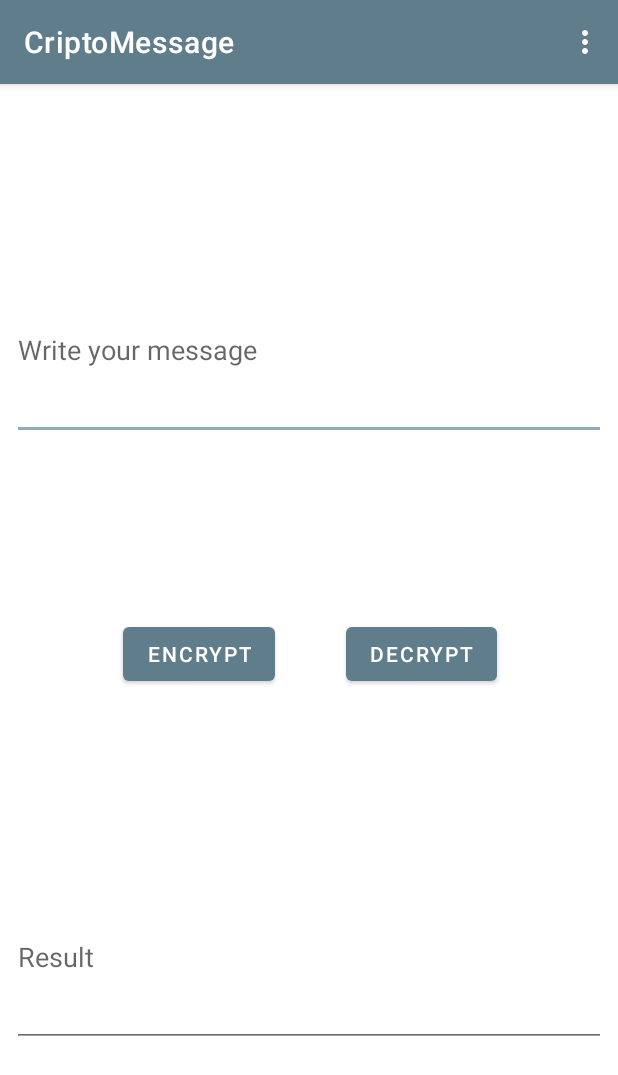
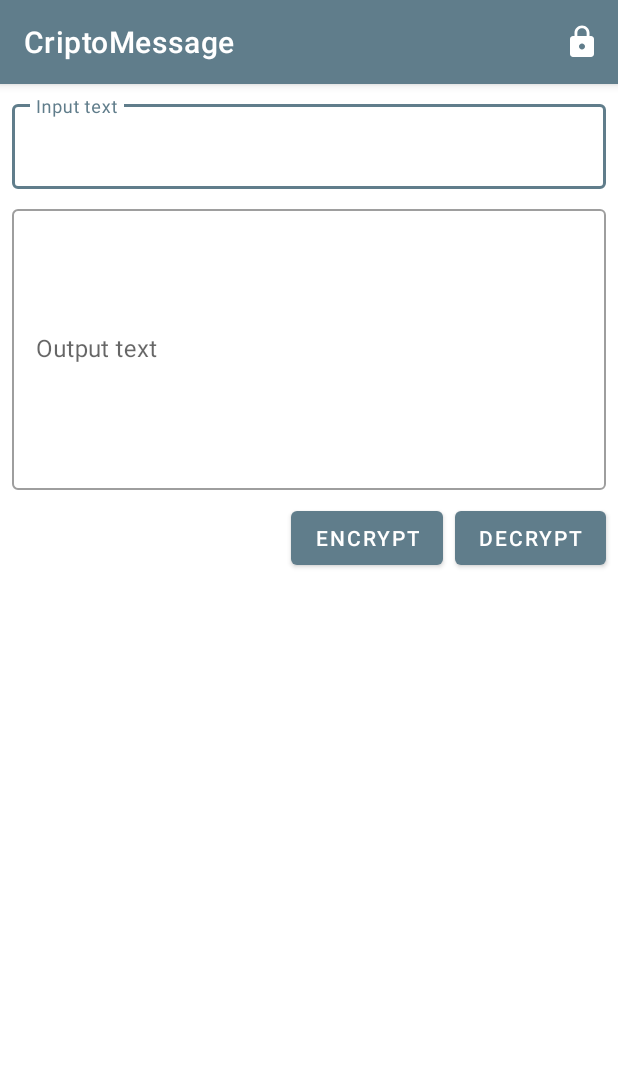
Before and after one commit to DiegoLovera/CriptoMessage, an Android app: the screen it shows after launch (MainActivity), on a phone screen of 412 x 824 dp. Shown: the top 1075 px of the screen. Run offline under Robolectric (Android 15) with nearby library versions, the phone set to English and light mode, and no system bars.

Commit message:
Changes in the main activity

```diff
--- a/app/build.gradle
+++ b/app/build.gradle
@@ -29,4 +29,5 @@ dependencies {
     implementation 'androidx.constraintlayout:constraintlayout:1.1.3'
     implementation 'com.google.android.material:material:1.1.0-alpha04'
     testImplementation 'junit:junit:4.12'
+    implementation project(path: ':simplecypher')
 }
--- a/app/src/main/AndroidManifest.xml
+++ b/app/src/main/AndroidManifest.xml
@@ -1,14 +1,16 @@
 <?xml version="1.0" encoding="utf-8"?>
 <manifest xmlns:android="http://schemas.android.com/apk/res/android"
+    xmlns:tools="http://schemas.android.com/tools"
     package="com.lovera.diego.criptomessage">
 
     <application
-        android:allowBackup="true"
+        android:allowBackup="false"
         android:icon="@mipmap/ic_launcher"
         android:label="@string/app_name"
         android:roundIcon="@mipmap/ic_launcher_round"
         android:supportsRtl="true"
-        android:theme="@style/AppTheme">
+        android:theme="@style/AppTheme"
+        tools:ignore="GoogleAppIndexingWarning">
         <activity
             android:name=".MainActivity"
             android:label="@string/app_name"
--- a/app/src/main/java/com/lovera/diego/criptomessage/DialogCallback.java
+++ b/app/src/main/java/com/lovera/diego/criptomessage/DialogCallback.java
@@ -2,4 +2,5 @@ package com.lovera.diego.criptomessage;
 
 public interface DialogCallback {
     void onPasswordSet(String password);
+    void onCancelDialog();
 }
--- a/app/src/main/java/com/lovera/diego/criptomessage/MainActivity.java
+++ b/app/src/main/java/com/lovera/diego/criptomessage/MainActivity.java
@@ -1,8 +1,13 @@
 package com.lovera.diego.criptomessage;
 
+import android.content.ClipData;
+import android.content.ClipboardManager;
+import android.content.Context;
+import android.content.SharedPreferences;
 import android.os.Bundle;
 import android.view.Menu;
 import android.view.MenuItem;
+import android.view.View;
 import android.widget.Button;
 import android.widget.EditText;
 import android.widget.Toast;
@@ -10,30 +15,109 @@ import android.widget.Toast;
 import com.diegolovera.simplecypher.Exceptions.EmptyPasswordException;
 import com.diegolovera.simplecypher.Exceptions.InvalidLetterException;
 import com.diegolovera.simplecypher.SimpleCypher;
+import com.google.android.material.snackbar.Snackbar;
+import com.google.android.material.textfield.TextInputLayout;
 
 import androidx.appcompat.app.AppCompatActivity;
 import androidx.appcompat.widget.Toolbar;
-import androidx.fragment.app.DialogFragment;
 
-public class MainActivity extends AppCompatActivity {
+public class MainActivity extends AppCompatActivity implements DialogCallback {
     private EditText mInputText;
     private EditText mOutputText;
+    private Button mButtonEncrypt;
+    private Button mButtonDecrypt;
     private SimpleCypher mCypher;
+    private SharedPreferences mPreferences;
+    private static final String PASSWORD_KEY = "PASSWORD";
 
     @Override
     protected void onCreate(Bundle savedInstanceState) {
         super.onCreate(savedInstanceState);
         setContentView(R.layout.activity_main);
+        setViews();
+        mInputText.requestFocus();
+
+        mPreferences = getSharedPreferences(getPackageName(), Context.MODE_PRIVATE);
+        String password = mPreferences.getString(PASSWORD_KEY, "");
+        if (password.isEmpty()) {
+            Snackbar.make(findViewById(R.id.mainCoordinator),
+                    "A password must be set", Snackbar.LENGTH_LONG)
+                    .setAction("Set password", v -> showDialogPassword()).show();
+        } else {
+            mCypher = new SimpleCypher.SimpleCypherBuilder(password).build();
+        }
+
+        mButtonEncrypt.setOnClickListener(v -> encrypt());
+        mButtonDecrypt.setOnClickListener(v -> decrypt());
+    }
+
+    @Override
+    public void onBackPressed() {
+        super.onBackPressed();
+    }
+
+    @Override
+    public boolean onCreateOptionsMenu(Menu menu) {
+        // Inflate the menu; this adds items to the action bar if it is present.
+        getMenuInflater().inflate(R.menu.menu_main, menu);
+        return true;
+    }
+
+    @Override
+    public boolean onOptionsItemSelected(MenuItem item) {
+        int id = item.getItemId();
+        if (id == R.id.set_password) {
+            showDialogPassword();
+            return true;
+        }
+
+        return super.onOptionsItemSelected(item);
+    }
+
+    @Override
+    public void onPasswordSet(String password) {
+        mPreferences.edit().putString(PASSWORD_KEY, password).apply();
+        mCypher = new SimpleCypher.SimpleCypherBuilder(password).build();
+    }
+
+    @Override
+    public void onCancelDialog() {
+        String password = mPreferences.getString(PASSWORD_KEY, "");
+        if (password.isEmpty()) {
+            Snackbar.make(findViewById(R.id.mainCoordinator),
+                    "A password must be set", Snackbar.LENGTH_LONG)
+                    .setAction("Set password", v -> showDialogPassword()).show();
+        }
+    }
+
+    private void showDialogPassword(){
+        DialogPassword dialog = new DialogPassword();
+        dialog.show(getSupportFragmentManager(), "password");
+        dialog.setDialogCallback(this);
+    }
+
+    private void setViews() {
         Toolbar toolbar = findViewById(R.id.toolbar);
         setSupportActionBar(toolbar);
-        Button encrypt = findViewById(R.id.button2);
-        Button decrypt = findViewById(R.id.button);
-        mInputText = findViewById(R.id.editText);
-        mOutputText = findViewById(R.id.editText2);
-        mInputText.requestFocus();
+        mButtonEncrypt = findViewById(R.id.button_encrypt);
+        mButtonDecrypt = findViewById(R.id.button_decrypt);
+        mInputText = findViewById(R.id.input_text);
+        mOutputText = findViewById(R.id.output_text);
+        mOutputText.setFocusable(false);
+        mOutputText.setOnClickListener(v -> {
+            if (!mOutputText.getText().toString().isEmpty()) {
+                ClipboardManager clipboard = (ClipboardManager) getSystemService(Context.CLIPBOARD_SERVICE);
+                ClipData clip = ClipData.newPlainText("Encrypted text", mOutputText.getText().toString());
+                if (clipboard != null) {
+                    clipboard.setPrimaryClip(clip);
+                    Snackbar.make(findViewById(R.id.mainCoordinator),
+                            "Text copied to the clipboard", Snackbar.LENGTH_SHORT).show();
+                }
+            }
+        });
+    }
 
-        encrypt.setOnClickListener(v -> {
-
+    private void encrypt() {
         if (mInputText.getText() == null || mInputText.getText().toString().isEmpty()){
             Toast.makeText(getApplicationContext(),
                     R.string.toast_no_text,
@@ -57,9 +141,9 @@ public class MainActivity extends AppCompatActivity {
                 }
             }
         }
-        });
+    }
 
-        decrypt.setOnClickListener(v -> {
+    private void decrypt() {
         if (mInputText.getText() == null || mInputText.getText().toString().isEmpty()){
             Toast.makeText(getApplicationContext(), R.string.toast_no_text, Toast.LENGTH_SHORT).show();
         } else {
@@ -79,36 +163,5 @@ public class MainActivity extends AppCompatActivity {
                 }
             }
         }
-        });
-    }
-
-    @Override
-    public void onBackPressed() {
-        super.onBackPressed();
-    }
-
-    @Override
-    public boolean onCreateOptionsMenu(Menu menu) {
-        // Inflate the menu; this adds items to the action bar if it is present.
-        getMenuInflater().inflate(R.menu.menu_main, menu);
-        return true;
-    }
-
-    @Override
-    public boolean onOptionsItemSelected(MenuItem item) {
-        // Handle action bar item clicks here. The action bar will
-        // automatically handle clicks on the Home/Up button, so long
-        // as you specify a parent activity in AndroidManifest.xml.
-        int id = item.getItemId();
-
-        //noinspection SimplifiableIfStatement
-        if (id == R.id.action_settings) {
-            PasswordDialogFragment newFragment = new PasswordDialogFragment();
-            newFragment.show(getSupportFragmentManager(), "password");
-            newFragment.setDialogCallback(password -> mCypher = new SimpleCypher.SimpleCypherBuilder(password).build());
-            return true;
-        }
-
-        return super.onOptionsItemSelected(item);
     }
 }
--- /dev/null
+++ b/app/src/main/res/drawable/dialog_background.xml
@@ -0,0 +1,5 @@
+<?xml version="1.0" encoding="utf-8"?>
+<shape xmlns:android="http://schemas.android.com/apk/res/android">
+    <solid android:color="#FFFFFF" />
+    <corners android:radius="10dp"/>
+</shape>
--- /dev/null
+++ b/app/src/main/res/drawable/ic_lock_white_24dp.xml
@@ -0,0 +1,5 @@
+<vector android:height="24dp" android:tint="#FFFFFF"
+    android:viewportHeight="24.0" android:viewportWidth="24.0"
+    android:width="24dp" xmlns:android="http://schemas.android.com/apk/res/android">
+    <path android:fillColor="#FF000000" android:pathData="M18,8h-1L17,6c0,-2.76 -2.24,-5 -5,-5S7,3.24 7,6v2L6,8c-1.1,0 -2,0.9 -2,2v10c0,1.1 0.9,2 2,2h12c1.1,0 2,-0.9 2,-2L20,10c0,-1.1 -0.9,-2 -2,-2zM12,17c-1.1,0 -2,-0.9 -2,-2s0.9,-2 2,-2 2,0.9 2,2 -0.9,2 -2,2zM15.1,8L8.9,8L8.9,6c0,-1.71 1.39,-3.1 3.1,-3.1 1.71,0 3.1,1.39 3.1,3.1v2z"/>
+</vector>
--- a/app/src/main/res/layout/activity_main.xml
+++ b/app/src/main/res/layout/activity_main.xml
@@ -2,6 +2,7 @@
 <androidx.coordinatorlayout.widget.CoordinatorLayout xmlns:android="http://schemas.android.com/apk/res/android"
     xmlns:app="http://schemas.android.com/apk/res-auto"
     xmlns:tools="http://schemas.android.com/tools"
+    android:id="@+id/mainCoordinator"
     android:layout_width="match_parent"
     android:layout_height="match_parent"
     tools:context="com.lovera.diego.criptomessage.MainActivity">
@@ -21,11 +22,7 @@
 
     </com.google.android.material.appbar.AppBarLayout>
 
-
     <include
         android:id="@+id/include"
         layout="@layout/content_main" />
-
-
-
 </androidx.coordinatorlayout.widget.CoordinatorLayout>
--- a/app/src/main/res/layout/content_main.xml
+++ b/app/src/main/res/layout/content_main.xml
@@ -2,75 +2,70 @@
 <androidx.constraintlayout.widget.ConstraintLayout xmlns:android="http://schemas.android.com/apk/res/android"
     xmlns:app="http://schemas.android.com/apk/res-auto"
     xmlns:tools="http://schemas.android.com/tools"
+    android:id="@+id/mainContainer"
     android:layout_width="match_parent"
     android:layout_height="match_parent"
     app:layout_behavior="@string/appbar_scrolling_view_behavior"
     tools:context="com.lovera.diego.criptomessage.MainActivity"
     tools:showIn="@layout/activity_main">
 
-    <EditText
-        android:id="@+id/editText"
+    <com.google.android.material.textfield.TextInputLayout
+        android:id="@+id/textInputLayout"
+        style="@style/Widget.MaterialComponents.TextInputLayout.OutlinedBox"
         android:layout_width="0dp"
-        android:layout_height="120dp"
-        android:layout_marginLeft="8dp"
-        android:layout_marginRight="8dp"
-        android:layout_marginTop="117dp"
-        android:ems="10"
-        android:hint="@string/hint_text1"
-        android:inputType="textMultiLine"
-        app:layout_constraintLeft_toLeftOf="parent"
-        app:layout_constraintRight_toRightOf="parent"
-        app:layout_constraintTop_toTopOf="parent"
+        android:layout_height="wrap_content"
         android:layout_marginStart="8dp"
-        android:layout_marginEnd="8dp" />
+        android:layout_marginTop="8dp"
+        android:layout_marginEnd="8dp"
+        app:layout_constraintEnd_toEndOf="parent"
+        app:layout_constraintStart_toStartOf="parent"
+        app:layout_constraintTop_toTopOf="parent">
 
-    <EditText
-        android:id="@+id/editText2"
+        <com.google.android.material.textfield.TextInputEditText
+            android:id="@+id/input_text"
+            android:layout_width="match_parent"
+            android:layout_height="wrap_content"
+            android:hint="Input text" />
+    </com.google.android.material.textfield.TextInputLayout>
+
+    <com.google.android.material.textfield.TextInputLayout
+        android:id="@+id/textOutputLayout"
+        style="@style/Widget.MaterialComponents.TextInputLayout.OutlinedBox"
         android:layout_width="0dp"
-        android:layout_height="120dp"
-        android:layout_marginBottom="126dp"
-        android:layout_marginLeft="8dp"
-        android:layout_marginRight="8dp"
-        android:ems="10"
-        android:hint="@string/hint_text2"
-        android:inputType="textMultiLine"
-        app:layout_constraintBottom_toBottomOf="parent"
-        app:layout_constraintLeft_toLeftOf="parent"
-        app:layout_constraintRight_toRightOf="parent"
+        android:layout_height="wrap_content"
         android:layout_marginStart="8dp"
-        android:layout_marginEnd="8dp" />
+        android:layout_marginTop="8dp"
+        android:layout_marginEnd="8dp"
+        app:layout_constraintEnd_toEndOf="parent"
+        app:layout_constraintStart_toStartOf="parent"
+        app:layout_constraintTop_toBottomOf="@+id/textInputLayout">
+
+        <com.google.android.material.textfield.TextInputEditText
+            android:id="@+id/output_text"
+            android:layout_width="match_parent"
+            android:layout_height="wrap_content"
+            android:hint="Output text"
+            android:minLines="8" />
+    </com.google.android.material.textfield.TextInputLayout>
 
     <Button
-        android:id="@+id/button"
+        android:id="@+id/button_encrypt"
         android:layout_width="wrap_content"
         android:layout_height="wrap_content"
-        android:layout_marginBottom="8dp"
-        android:layout_marginLeft="8dp"
-        android:layout_marginRight="8dp"
         android:layout_marginTop="8dp"
-        android:text="@string/button_2"
-        app:layout_constraintBottom_toTopOf="@+id/editText2"
-        app:layout_constraintHorizontal_bias="0.753"
-        app:layout_constraintLeft_toLeftOf="parent"
-        app:layout_constraintRight_toRightOf="parent"
-        app:layout_constraintTop_toBottomOf="@+id/editText"
-        android:layout_marginStart="8dp"
-        android:layout_marginEnd="8dp" />
+        android:layout_marginEnd="8dp"
+        android:text="@string/button_1"
+        app:layout_constraintEnd_toStartOf="@+id/button_decrypt"
+        app:layout_constraintTop_toBottomOf="@+id/textOutputLayout" />
 
     <Button
-        android:id="@+id/button2"
+        android:id="@+id/button_decrypt"
         android:layout_width="wrap_content"
         android:layout_height="wrap_content"
-        android:layout_marginBottom="8dp"
-        android:layout_marginLeft="8dp"
+        android:layout_marginTop="8dp"
         android:layout_marginRight="8dp"
-        android:layout_marginTop="8dp"
-        android:text="@string/button_1"
-        app:layout_constraintBottom_toTopOf="@+id/editText2"
-        app:layout_constraintHorizontal_bias="0.345"
-        app:layout_constraintLeft_toLeftOf="parent"
-        app:layout_constraintRight_toRightOf="@+id/button"
-        app:layout_constraintTop_toBottomOf="@+id/editText"
-        android:layout_marginStart="8dp"
-        android:layout_marginEnd="8dp" />
+        android:text="@string/button_2"
+        app:layout_constraintRight_toRightOf="parent"
+        app:layout_constraintTop_toBottomOf="@+id/textOutputLayout" />
+
 </androidx.constraintlayout.widget.ConstraintLayout>
--- a/app/src/main/res/menu/menu_main.xml
+++ b/app/src/main/res/menu/menu_main.xml
@@ -3,9 +3,10 @@
     xmlns:tools="http://schemas.android.com/tools"
     tools:context="com.lovera.diego.criptomessage.MainActivity">
     <item
-        android:id="@+id/action_settings"
+        android:id="@+id/set_password"
         android:checkable="false"
         android:orderInCategory="100"
         android:title="@string/action_settings"
-        app:showAsAction="never" />
+        android:icon="@drawable/ic_lock_white_24dp"
+        app:showAsAction="always" />
 </menu>
--- a/app/src/main/res/values/styles.xml
+++ b/app/src/main/res/values/styles.xml
@@ -1,7 +1,7 @@
 <resources>
 
     <!-- Base application theme. -->
-    <style name="AppTheme" parent="Theme.MaterialComponents.Light.NoActionBar">
+    <style name="AppTheme" parent="Theme.MaterialComponents.Light">
         <!-- Customize your theme here. -->
         <item name="colorPrimary">@color/colorPrimary</item>
         <item name="colorPrimaryDark">@color/colorPrimaryDark</item>
@@ -13,8 +13,11 @@
         <item name="windowNoTitle">true</item>
     </style>
 
-    <style name="AppTheme.AppBarOverlay" parent="ThemeOverlay.AppCompat.Dark.ActionBar" />
+    <style name="AppTheme.AppBarOverlay" parent="ThemeOverlay.MaterialComponents.Dark.ActionBar" />
+    <style name="AppTheme.PopupOverlay" parent="ThemeOverlay.MaterialComponents.Light" />
 
-    <style name="AppTheme.PopupOverlay" parent="ThemeOverlay.AppCompat.Light" />
+    <style name="Dialog.NoTitle.Transparent" parent="@android:style/Theme.Material.Light.Dialog.NoActionBar.MinWidth">
+        <item name="android:windowBackground">@drawable/dialog_background</item>
+    </style>
 
 </resources>
```
Also changed, not shown: app/src/main/java/com/lovera/diego/criptomessage/DialogPassword.java (added, +89 -0 lines), app/src/main/java/com/lovera/diego/criptomessage/PasswordDialogFragment.java (deleted, +0 -42 lines), app/src/main/res/layout/dialog_password.xml (+24 -26 lines), simplecypher/src/main/java/com/diegolovera/simplecypher/SimpleCypher.java (+22 -1 lines), 1 other file. Lines whose indentation alone changed are shown as unchanged.
